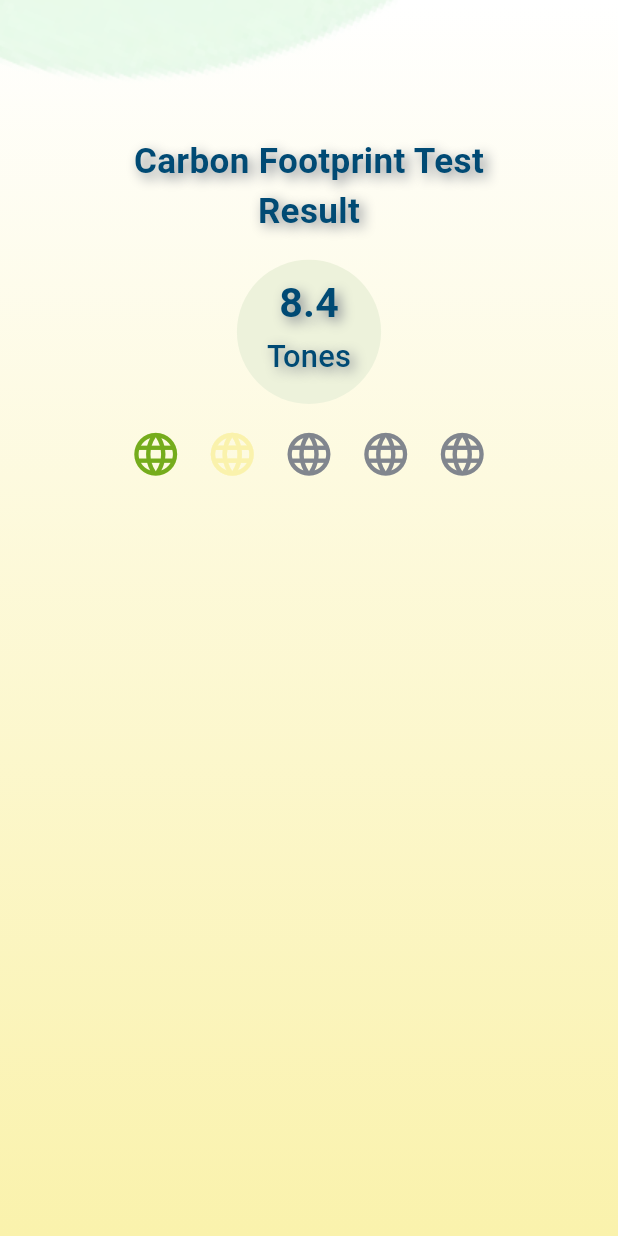
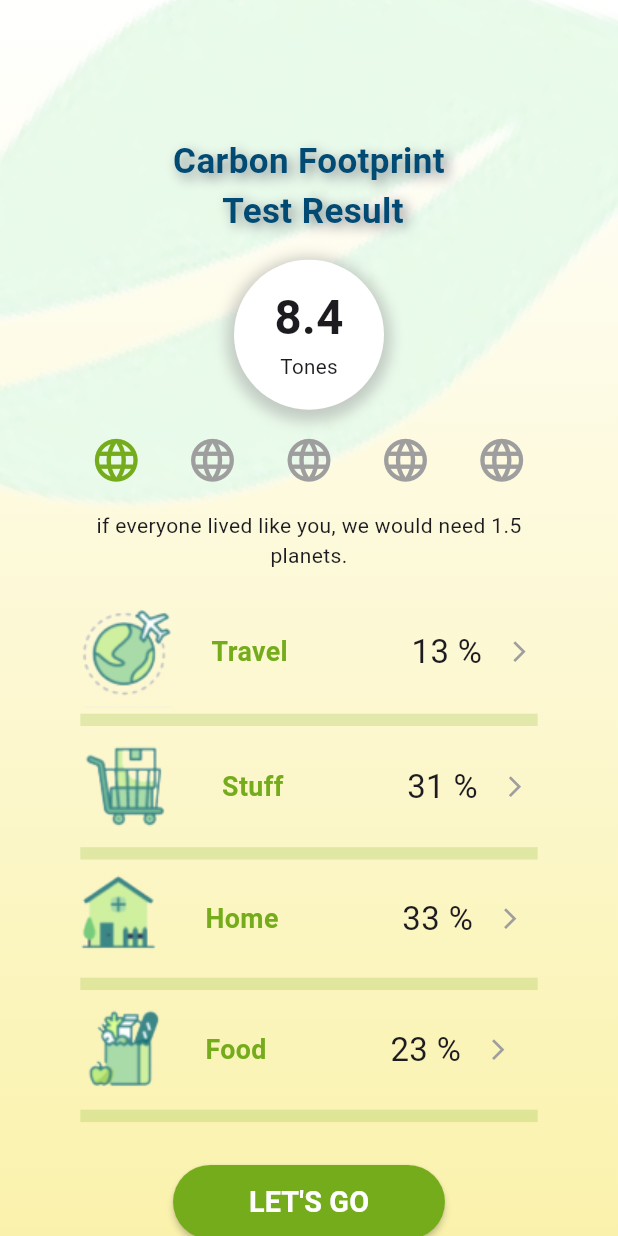
Before and after one commit to ghinwaalkanj/WeGreenApp_V1, a Flutter app: the FootPrintTestResultScreen screen opened directly, on a phone screen of 412 x 824 dp. Run offline on Flutter 3.47's test engine with Material 3 defaults, Android fonts, the phone set to English and light mode, and no system bars; our stand-ins replace dartz, get, iconsax, shared_preferences, sizer, smooth_page_indicator; accounts and stored records are empty.

Commit message:
done with foot print test result

```diff
--- a/lib/features/Auth/address_details/screens/widgets/address_details_form.dart
+++ b/lib/features/Auth/address_details/screens/widgets/address_details_form.dart
@@ -61,7 +61,6 @@ class AddressDetailsForm extends StatelessWidget {
                 style: ButtonStyle(
                   backgroundColor: MaterialStatePropertyAll(AppColor.green),
                 ),
-                // onPressed: () => Get.to(() => const NavigationMenu()),
                 child: const Text(
                   "Save",
                   style: TextStyle(
--- a/lib/features/FootPrintTest/screen/FootPrintTest_screen.dart
+++ b/lib/features/FootPrintTest/screen/FootPrintTest_screen.dart
@@ -58,7 +58,7 @@ class FootPrintTestScreen extends StatelessWidget {
               child: GestureDetector(
 
                 onTap: (){
-                  Get.to(const NavigationMenu());
+                  Get.to(const FootPrintTestQuestionsScreen());
 
                 },
                 child: Container(
--- a/lib/features/FootPrintTest/screen/footprint_test_result_screen.dart
+++ b/lib/features/FootPrintTest/screen/footprint_test_result_screen.dart
@@ -1,6 +1,8 @@
 import 'package:flutter/cupertino.dart';
 import 'package:flutter/material.dart';
+import 'package:get/get.dart';
 import 'package:sizer/sizer.dart';
+import 'package:we_green_v1/navigation_menu.dart';
 
 import '../../../common_widgets/bg.dart';
 import '../../../core/constant/color.dart';
@@ -15,19 +17,15 @@ class FootPrintTestResultScreen extends StatelessWidget {
       body: Stack(
         children: [
           bg(),
-          Transform.scale(
-            scale: 2.5,
-            origin: Offset(0, 23.h),
-            child: Image.asset(AppImages.leaves),
-          ),
+          Transform.scale(scale: 2.5, child: Image.asset(AppImages.leaves)),
           Positioned(
-            left: 19.w,
-            right: 19.w,
+            left: 11.w,
+            right: 11.w,
             top: 11.h,
             child: Column(
               children: [
                 Text(
-                  "Carbon Footprint Test Result",
+                  "Carbon Footprint\n Test Result",
                   style: TextStyle(
                     fontWeight: FontWeight.w600,
                     fontSize: 17.sp,
@@ -45,59 +43,63 @@ class FootPrintTestResultScreen extends StatelessWidget {
                 SizedBox(
                   height: 2.h,
                 ),
-                CircleAvatar(
-                  radius: 35.sp,
-                  backgroundColor: AppColor.lightGreen,
-                  child: Column(
-                    children: [
-                      SizedBox(
-                        height: 1.h,
-                      ),
-                      Text(
-                        "8.4",
-                        style: TextStyle(
-                          fontWeight: FontWeight.bold,
-                          fontSize: 20.sp,
-                          color: AppColor.ink,
-                          shadows: [
-                            Shadow(
-                              color: AppColor.darkGrey,
-                              offset: Offset(3, 3),
-                              blurRadius: 10,
-                            ),
-                          ],
-                        ),
-                      ),
-                      Text(
-                        "Tones",
-                        style: TextStyle(
-                          fontSize: 15.sp,
-                          color: AppColor.ink,
-                          shadows: [
-                            Shadow(
-                              color: AppColor.darkGrey,
-                              offset: Offset(3, 3),
-                              blurRadius: 10,
-                            ),
-                          ],
-                        ),
-                      ),
-                    ],
-                  ),
+                result(),
+                SizedBox(
+                  height: 2.h,
+                ),
+                rate(),
+                SizedBox(
+                  height: 2.h,
+                ),
+                Text(
+                  "if everyone lived like you, we would need 1.5 planets.",
+                  textAlign: TextAlign.center,
                 ),
                 SizedBox(
                   height: 2.h,
                 ),
-
-                Row(
-                  mainAxisAlignment: MainAxisAlignment.spaceAround,
-                  children: [
-                    Icon(Icons.language,size: 25.sp,color: AppColor.green,),
-                    Icon(Icons.language,size: 25.sp,color: AppColor.darkBeige,),
-                    Icon(Icons.language,size: 25.sp,color: AppColor.darkGrey,),
-                    Icon(Icons.language,size: 25.sp,color: AppColor.darkGrey,),
-                    Icon(Icons.language,size: 25.sp,color: AppColor.darkGrey,),
-                  ],
+                DetailResult(
+                  image:
+                      'assets/images/Screenshot__366_-removebg-preview 1.png',
+                  title: 'Travel',
+                  percentage: '13',
+                ),
+                AppDivder(),
+                DetailResult(
+                  image:
+                      'assets/images/Screenshot__365_-removebg-preview 1.png',
+                  title: 'Stuff',
+                  percentage: '31',
+                ),
+                AppDivder(),
+                DetailResult(
+                  image:
+                      'assets/images/Screenshot__367_-removebg-preview 1.png',
+                  title: 'Home',
+                  percentage: '33',
+                ),
+                AppDivder(),
+                DetailResult(
+                  image:
+                      'assets/images/Screenshot__368_-removebg-preview 1.png',
+                  title: 'Food',
+                  percentage: '23',
+                ),
+                AppDivder(),
+                SizedBox(
+                  height: 3.h,
+                ),
+                MaterialButton(
+                  height: 6.h,
+                    minWidth: 44.w,
+                    color: AppColor.green,
+                    onPressed: () {
+                  Get.to(NavigationMenu());
+                },
+                    shape: RoundedRectangleBorder(
+                borderRadius: BorderRadius.circular(30), // Set border radius
+          ),
+      child: Text("LET'S GO",style: TextStyle(color: AppColor.white,fontSize: 14.sp,fontWeight: FontWeight.bold),),
                 ),
               ],
             ),
@@ -107,3 +109,154 @@ class FootPrintTestResultScreen extends StatelessWidget {
     );
   }
 }
+
+class AppDivder extends StatelessWidget {
+  const AppDivder({
+    super.key,
+  });
+
+  @override
+  Widget build(BuildContext context) {
+    return Divider(
+      color: AppColor.green.withOpacity(0.2),
+      thickness: 1.h,
+      indent: 2.w,
+      endIndent: 2.w,
+    );
+  }
+}
+
+class DetailResult extends StatelessWidget {
+  const DetailResult({
+    super.key,
+    required this.image,
+    required this.title,
+    required this.percentage,
+  });
+
+  final String image;
+  final String title;
+  final String percentage;
+
+  @override
+  Widget build(BuildContext context) {
+    return Row(
+      children: [
+        Image(
+          image: AssetImage(image),
+        ),
+        SizedBox(
+          width: 5.w,
+        ),
+        Text(
+          title,
+          style: TextStyle(
+              color: AppColor.green,
+              fontWeight: FontWeight.bold,
+              fontSize: 13.sp),
+        ),
+        SizedBox(
+          width: 20.w,
+        ),
+        Text(
+          "${percentage} %",
+          style: TextStyle(fontSize: 16.sp),
+        ),
+        SizedBox(
+          width: 2.h,
+        ),
+        Icon(
+          Icons.arrow_forward_ios_sharp,
+          size: 12.sp,
+          color: AppColor.grey,
+        ),
+      ],
+    );
+  }
+}
+
+class result extends StatelessWidget {
+  const result({
+    super.key,
+  });
+
+  @override
+  Widget build(BuildContext context) {
+    return Container(
+      width: 100, // Adjust width according to your requirements
+      height: 100, // Adjust height according to your requirements
+      decoration: BoxDecoration(
+        shape: BoxShape.circle, // This makes the container circular
+        color: AppColor.white,
+        boxShadow: [
+          BoxShadow(
+            color: Colors.grey.withOpacity(0.5), // Shadow color
+            spreadRadius: 5, // Spread radius
+            blurRadius: 7, // Blur radius
+            offset: Offset(0, 3), // Offset (horizontal, vertical)
+          ),
+        ],
+      ),
+      child: Center(
+        child: Padding(
+          padding: EdgeInsets.only(top: 4.w),
+          child: Column(
+            children: [
+              Text(
+                "8.4",
+                style: TextStyle(
+                  fontSize: 23.sp,
+                  fontWeight: FontWeight.bold,
+                ),
+              ),
+              Text(
+                "Tones",
+                style: TextStyle(fontSize: 10.sp),
+              ),
+            ],
+          ),
+        ), // Add any child widget you want
+      ),
+    );
+  }
+}
+
+class rate extends StatelessWidget {
+  const rate({
+    super.key,
+  });
+
+  @override
+  Widget build(BuildContext context) {
+    return Row(
+      mainAxisAlignment: MainAxisAlignment.spaceAround,
+      children: [
+        Icon(
+          Icons.language,
+          size: 25.sp,
+          color: AppColor.green,
+        ),
+        Icon(
+          Icons.language,
+          size: 25.sp,
+          color: AppColor.grey,
+        ),
+        Icon(
+          Icons.language,
+          size: 25.sp,
+          color: AppColor.grey,
+        ),
+        Icon(
+          Icons.language,
+          size: 25.sp,
+          color: AppColor.grey,
+        ),
+        Icon(
+          Icons.language,
+          size: 25.sp,
+          color: AppColor.grey,
+        ),
+      ],
+    );
+  }
+}
```
Also changed, not shown: assets/images/Screenshot__365_-removebg-preview 1.png (added), assets/images/Screenshot__366_-removebg-preview 1.png (added), assets/images/Screenshot__367_-removebg-preview 1.png (added), assets/images/Screenshot__368_-removebg-preview 1.png (added).
